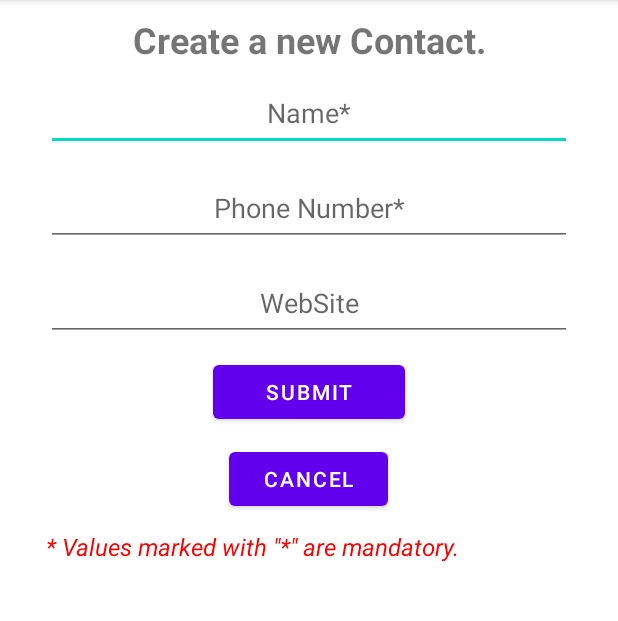
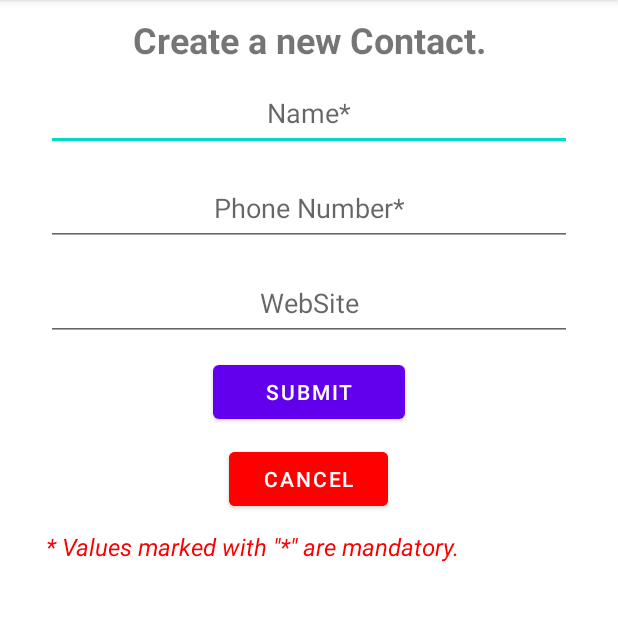
Before and after one commit to xditya/ContactAdder, an Android app: the page2 screen opened directly, with no data from a screen before it, on a phone screen of 412 x 824 dp, the part 84-705 px from its top. Run offline under Robolectric (Android 15) with nearby library versions, the phone set to English and light mode, and no system bars.

Commit message:
force "Cancel" button to red and fix hardcoded strings.

```diff
--- a/app/src/main/res/layout/activity_main.xml
+++ b/app/src/main/res/layout/activity_main.xml
@@ -16,7 +16,7 @@
         android:layout_marginRight="15dp"
         android:layout_marginBottom="10dp"
         android:gravity="center_horizontal"
-        android:text="Contacts App"
+        android:text="@string/contacts_app"
         android:textSize="24sp"
         android:textStyle="bold" />
 
@@ -28,7 +28,7 @@
         android:layout_marginTop="10dp"
         android:layout_marginRight="15dp"
         android:layout_marginBottom="10dp"
-        android:text="Create a new Contact" />
+        android:text="@string/create_a_new_contact" />
 
     <TextView
         android:id="@+id/tvResultsMain"
--- a/app/src/main/res/layout/activity_page2.xml
+++ b/app/src/main/res/layout/activity_page2.xml
@@ -16,7 +16,7 @@
         android:layout_height="wrap_content"
         android:layout_marginTop="10dp"
         android:gravity="center_horizontal"
-        android:text="Create a new Contact."
+        android:text="@string/create_a_new_contact"
         android:textSize="24sp"
         android:textStyle="bold" />
 
@@ -30,7 +30,7 @@
         android:layout_marginBottom="15dp"
         android:ems="10"
         android:gravity="center_horizontal"
-        android:hint="Name*"
+        android:hint="@string/name"
         android:inputType="textPersonName"
         android:minHeight="48dp" />
 
@@ -43,7 +43,7 @@
         android:layout_marginBottom="15dp"
         android:ems="10"
         android:gravity="center_horizontal"
-        android:hint="Phone Number*"
+        android:hint="@string/phone_number"
         android:inputType="phone"
         android:minHeight="48dp" />
 
@@ -56,7 +56,7 @@
         android:layout_marginBottom="10dp"
         android:ems="10"
         android:gravity="center_horizontal"
-        android:hint="WebSite"
+        android:hint="@string/website"
         android:inputType="textPersonName"
         android:minHeight="48dp" />
 
@@ -68,7 +68,7 @@
         android:layout_marginLeft="15dp"
         android:layout_marginRight="15dp"
         android:layout_marginBottom="10dp"
-        android:text="Submit" />
+        android:text="@string/submit" />
 
     <Button
         android:id="@+id/btnCancel"
@@ -78,7 +78,8 @@
         android:layout_marginLeft="15dp"
         android:layout_marginRight="15dp"
         android:layout_marginBottom="10dp"
-        android:text="Cancel" />
+        android:backgroundTint="#FF0000"
+        android:text="@string/cancel" />
 
     <TextView
         android:id="@+id/tvWarn"
@@ -87,7 +88,7 @@
         android:layout_marginLeft="15dp"
         android:layout_marginRight="15dp"
         android:layout_marginBottom="10dp"
-        android:text='* Values marked with "*" are mandatory. '
+        android:text="@string/values_marked_with_are_mandatory"
         android:textColor="#FA0000"
         android:textSize="16sp"
         android:textStyle="italic" />
--- a/app/src/main/res/values/strings.xml
+++ b/app/src/main/res/values/strings.xml
@@ -1,3 +1,11 @@
 <resources>
     <string name="app_name">ContactAdder</string>
+    <string name="create_a_new_contact">Create a new Contact.</string>
+    <string name="name">Name*</string>
+    <string name="phone_number">Phone Number*</string>
+    <string name="website">WebSite</string>
+    <string name="submit">Submit</string>
+    <string name="cancel">Cancel</string>
+    <string name="values_marked_with_are_mandatory">* Values marked with \"*\" are mandatory.</string>
+    <string name="contacts_app">Contacts App</string>
 </resources>
```
